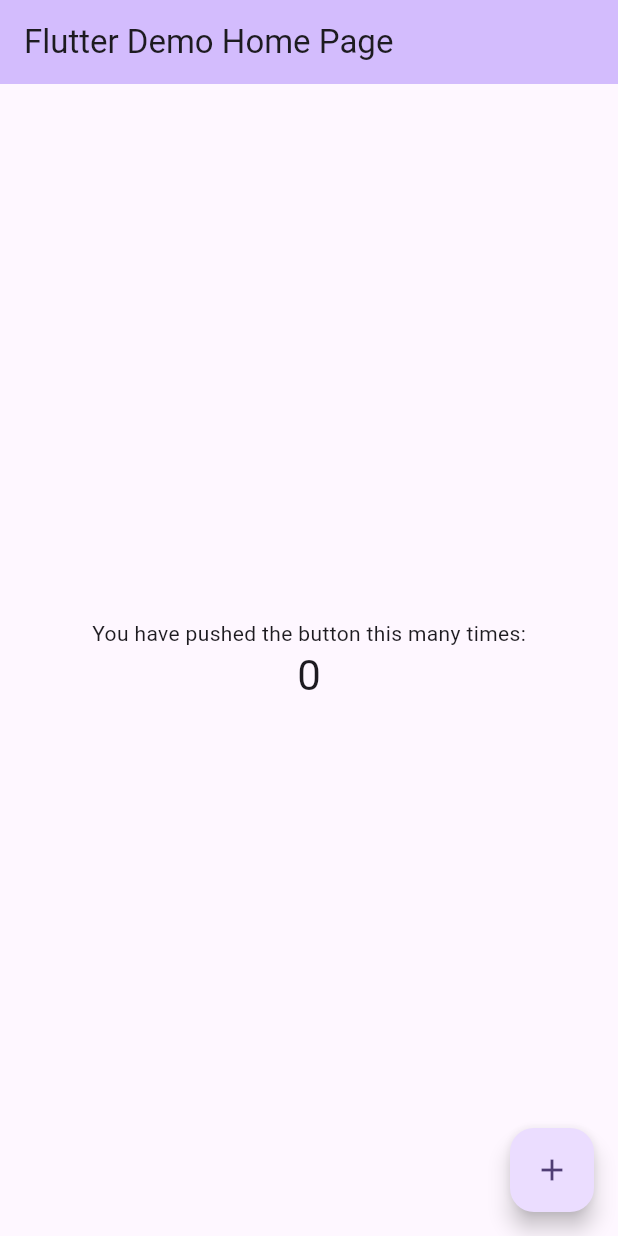
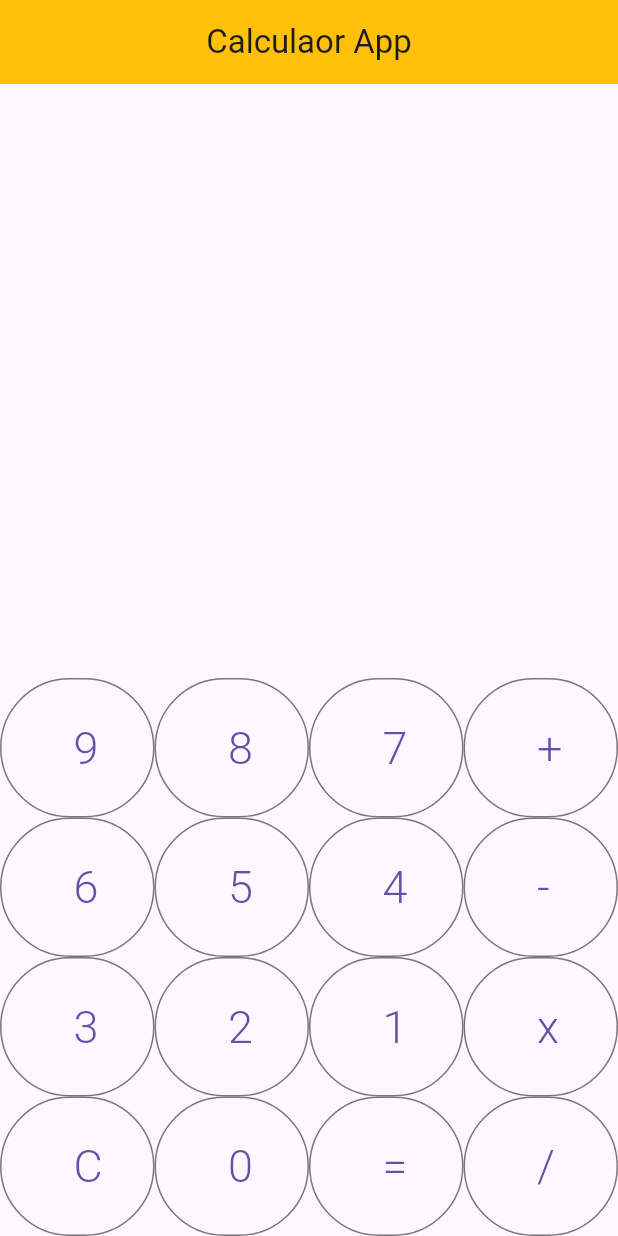
Before and after one commit to Nithish11/Cognorise_infor-intrn, a Flutter app: the screen it shows after launch, on a phone screen of 412 x 824 dp. Run offline on Flutter 3.47's test engine with Material 3 defaults, Android fonts, the phone set to English and light mode, and no system bars.

Commit message:
feat:added the code

```diff
--- /dev/null
+++ b/calculator_app/lib/home.dart
@@ -0,0 +1,128 @@
+import 'package:flutter/material.dart';
+
+
+class homepage extends StatefulWidget {
+  const homepage({super.key});
+
+  @override
+  State<homepage> createState() => _homepageState();
+}
+
+class _homepageState extends State<homepage> {
+  @override
+  Widget build(BuildContext context) {
+    return Scaffold(
+      appBar: AppBar(
+        title: Text("Calculaor App"),
+        backgroundColor: Colors.amber,
+        centerTitle: true,
+      ),
+      body: Container(
+          child: Column(
+        children: [
+          Expanded(
+            child: Container(
+              padding: EdgeInsets.all(10.0),
+              alignment: Alignment.bottomRight,
+              child: Text(
+                text,
+                style: TextStyle(
+                  fontSize: 50.0,
+                  fontWeight: FontWeight.w500,
+                ),
+              ),
+            ),
+          ),
+          Row(
+            children: [
+              outlineButton("9"),
+              outlineButton("8"),
+              outlineButton("7"),
+              outlineButton("+"),
+            ],
+          ),
+          Row(
+            children: [
+              outlineButton("6"),
+              outlineButton("5"),
+              outlineButton("4"),
+              outlineButton("-"),
+            ],
+          ),
+          Row(
+            children: [
+              outlineButton("3"),
+              outlineButton("2"),
+              outlineButton("1"),
+              outlineButton("x"),
+            ],
+          ),
+          Row(
+            children: [
+              outlineButton("C"),
+              outlineButton("0"),
+              outlineButton("="),
+              outlineButton("/"),
+            ],
+          ),
+        ],
+      )),
+    );
+  }
+
+  Expanded outlineButton(String val) {
+    return Expanded(
+      child: OutlinedButton(
+        onPressed: () => btnclicked(val),
+        child: Padding(
+          padding: const EdgeInsets.all(25.0),
+          child: Text(
+            val,
+            style: TextStyle(
+              fontSize: 30.0,
+              fontWeight: FontWeight.w300,
+            ),
+          ),
+        ),
+      ),
+    );
+  }
+
+  late int first, second;
+  String res = "", text = " ";
+  late String opp;
+  void btnclicked(String btntext) {
+    if (btntext == "C") {
+      res = "";
+      text = "";
+      first = 0;
+      second = 0;
+    } else if (btntext == "+" ||
+        btntext == "-" ||
+        btntext == "x" ||
+        btntext == "/") {
+      first = int.parse(text);
+      res = "";
+      opp = btntext;
+    } else if (btntext == "=") {
+      second = int.parse(text);
+      if(opp == "+"){
+        res = (first + second).toString();
+      }
+       if(opp == "-"){
+        res = (first - second).toString();
+      }
+       if(opp == "x"){
+        res = (first * second).toString();
+      }
+       if(opp == "/"){
+        res = (first / second).toString();
+      }
+    } else {
+      res = int.parse(text + btntext).toString();
+    }
+    setState(() {
+      text = res;
+    });
+  }
+}
--- a/calculator_app/lib/main.dart
+++ b/calculator_app/lib/main.dart
@@ -1,125 +1,19 @@
-import 'package:flutter/material.dart';
+import "package:calculator_app/home.dart";
+import "package:flutter/material.dart";
+import "package:flutter/widgets.dart";
 
 void main() {
-  runApp(const MyApp());
+  runApp(MyApp());
 }
 
 class MyApp extends StatelessWidget {
   const MyApp({super.key});
-
-  // This widget is the root of your application.
   @override
   Widget build(BuildContext context) {
     return MaterialApp(
-      title: 'Flutter Demo',
-      theme: ThemeData(
-        // This is the theme of your application.
-        //
-        // TRY THIS: Try running your application with "flutter run". You'll see
-        // the application has a purple toolbar. Then, without quitting the app,
-        // try changing the seedColor in the colorScheme below to Colors.green
-        // and then invoke "hot reload" (save your changes or press the "hot
-        // reload" button in a Flutter-supported IDE, or press "r" if you used
-        // the command line to start the app).
-        //
-        // Notice that the counter didn't reset back to zero; the application
-        // state is not lost during the reload. To reset the state, use hot
-        // restart instead.
-        //
-        // This works for code too, not just values: Most code changes can be
-        // tested with just a hot reload.
-        colorScheme: ColorScheme.fromSeed(seedColor: Colors.deepPurple),
-        useMaterial3: true,
-      ),
-      home: const MyHomePage(title: 'Flutter Demo Home Page'),
+      theme: ThemeData(primarySwatch: Colors.deepOrange),
+      debugShowCheckedModeBanner: false,
+      home: homepage(),
     );
   }
 }
-
-class MyHomePage extends StatefulWidget {
-  const MyHomePage({super.key, required this.title});
-
-  // This widget is the home page of your application. It is stateful, meaning
-  // that it has a State object (defined below) that contains fields that affect
-  // how it looks.
-
-  // This class is the configuration for the state. It holds the values (in this
-  // case the title) provided by the parent (in this case the App widget) and
-  // used by the build method of the State. Fields in a Widget subclass are
-  // always marked "final".
-
-  final String title;
-
-  @override
-  State<MyHomePage> createState() => _MyHomePageState();
-}
-
-class _MyHomePageState extends State<MyHomePage> {
-  int _counter = 0;
-
-  void _incrementCounter() {
-    setState(() {
-      // This call to setState tells the Flutter framework that something has
-      // changed in this State, which causes it to rerun the build method below
-      // so that the display can reflect the updated values. If we changed
-      // _counter without calling setState(), then the build method would not be
-      // called again, and so nothing would appear to happen.
-      _counter++;
-    });
-  }
-
-  @override
-  Widget build(BuildContext context) {
-    // This method is rerun every time setState is called, for instance as done
-    // by the _incrementCounter method above.
-    //
-    // The Flutter framework has been optimized to make rerunning build methods
-    // fast, so that you can just rebuild anything that needs updating rather
-    // than having to individually change instances of widgets.
-    return Scaffold(
-      appBar: AppBar(
-        // TRY THIS: Try changing the color here to a specific color (to
-        // Colors.amber, perhaps?) and trigger a hot reload to see the AppBar
-        // change color while the other colors stay the same.
-        backgroundColor: Theme.of(context).colorScheme.inversePrimary,
-        // Here we take the value from the MyHomePage object that was created by
-        // the App.build method, and use it to set our appbar title.
-        title: Text(widget.title),
-      ),
-      body: Center(
-        // Center is a layout widget. It takes a single child and positions it
-        // in the middle of the parent.
-        child: Column(
-          // Column is also a layout widget. It takes a list of children and
-          // arranges them vertically. By default, it sizes itself to fit its
-          // children horizontally, and tries to be as tall as its parent.
-          //
-          // Column has various properties to control how it sizes itself and
-          // how it positions its children. Here we use mainAxisAlignment to
-          // center the children vertically; the main axis here is the vertical
-          // axis because Columns are vertical (the cross axis would be
-          // horizontal).
-          //
-          // TRY THIS: Invoke "debug painting" (choose the "Toggle Debug Paint"
-          // action in the IDE, or press "p" in the console), to see the
-          // wireframe for each widget.
-          mainAxisAlignment: MainAxisAlignment.center,
-          children: <Widget>[
-            const Text(
-              'You have pushed the button this many times:',
-            ),
-            Text(
-              '$_counter',
-              style: Theme.of(context).textTheme.headlineMedium,
-            ),
-          ],
-        ),
-      ),
-      floatingActionButton: FloatingActionButton(
-        onPressed: _incrementCounter,
-        tooltip: 'Increment',
-        child: const Icon(Icons.add),
-      ), // This trailing comma makes auto-formatting nicer for build methods.
-    );
-  }
-}
```
Also changed, not shown: 1 other file.
